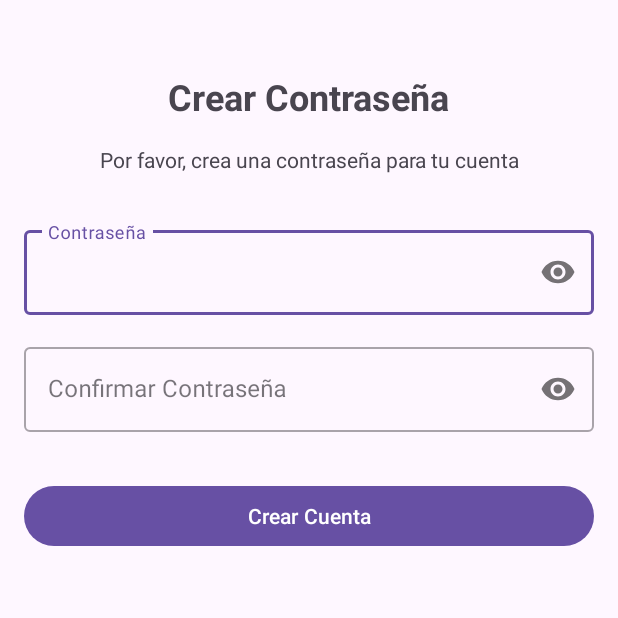
After one commit to Ch3chu5/L6_20202137, an Android app: the CrearPasswordActivity screen opened directly, with no data from a screen before it, on a phone screen of 412 x 824 dp, the top half of it. The commit adds this screen. Run offline under Robolectric (Android 15) with nearby library versions, the phone set to English and light mode, and no system bars; our stand-ins replace Firebase (no records; nobody signed in at launch, a user with empty details on screens opened directly); 1 statement that could not run was skipped.

Commit message:
Sesio con gmail completo con logout y creacion de contraseña

```diff
--- a/app/src/main/AndroidManifest.xml
+++ b/app/src/main/AndroidManifest.xml
@@ -39,6 +39,9 @@
         <activity
             android:name=".PanelPrincipalActivity"
             android:exported="false" />
+        <activity
+            android:name=".CrearPasswordActivity"
+            android:exported="false" />
     </application>
 
 </manifest>
--- /dev/null
+++ b/app/src/main/java/com/example/l6_20202137/CrearPasswordActivity.java
@@ -0,0 +1,188 @@
+package com.example.l6_20202137;
+
+import android.content.Intent;
+import android.os.Bundle;
+import android.util.Log;
+import android.view.View;
+import android.widget.Button;
+import android.widget.Toast;
+
+import androidx.activity.EdgeToEdge;
+import androidx.appcompat.app.AppCompatActivity;
+import androidx.core.graphics.Insets;
+import androidx.core.view.ViewCompat;
+import androidx.core.view.WindowInsetsCompat;
+
+import com.google.android.material.textfield.TextInputEditText;
+import com.google.firebase.auth.AuthCredential;
+import com.google.firebase.auth.EmailAuthProvider;
+import com.google.firebase.auth.FirebaseAuth;
+import com.google.firebase.auth.FirebaseUser;
+import com.google.firebase.firestore.FirebaseFirestore;
+
+import java.util.HashMap;
+import java.util.Map;
+
+public class CrearPasswordActivity extends AppCompatActivity {
+
+    private static final String TAG = "CrearPasswordActivity";
+    private TextInputEditText etPassword, etConfirmPassword;
+    private Button btnCrearPassword;
+
+    // Variables para los datos del usuario recibidos
+    private String userId;
+    private String userEmail;
+    private Map<String, Object> userData;
+
+    private FirebaseFirestore db;
+    private FirebaseAuth mAuth;
+
+    @Override
+    protected void onCreate(Bundle savedInstanceState) {
+        super.onCreate(savedInstanceState);
+        EdgeToEdge.enable(this);
+        setContentView(R.layout.activity_crear_password);
+
+        // Inicializar Firebase
+        db = FirebaseFirestore.getInstance();
+        mAuth = FirebaseAuth.getInstance();
+
+        // Obtener datos del intent
+        userId = getIntent().getStringExtra("user_id");
+        userEmail = getIntent().getStringExtra("user_email");
+        userData = new HashMap<>();
+
+        // Recuperar todos los datos de usuario enviados desde RegistroActivity
+        Bundle extras = getIntent().getExtras();
+        if (extras != null) {
+            for (String key : extras.keySet()) {
+                if (!"user_id".equals(key) && !"user_email".equals(key)) {
+                    Object value = extras.get(key);
+                    if (value != null) {
+                        userData.put(key, value);
+                    }
+                }
+            }
+        }
+
+        if (userId == null || userEmail == null) {
+            // Si no hay ID de usuario o correo, regresar a la pantalla principal
+            Toast.makeText(this, "Error: No se pudo obtener la información del usuario", Toast.LENGTH_LONG).show();
+            finish();
+            return;
+        }
+
+        // Inicializar vistas
+        etPassword = findViewById(R.id.etPassword);
+        etConfirmPassword = findViewById(R.id.etConfirmPassword);
+        btnCrearPassword = findViewById(R.id.btnCrearPassword);
+
+        // Configurar el botón de creación de contraseña
+        btnCrearPassword.setOnClickListener(new View.OnClickListener() {
+            @Override
+            public void onClick(View v) {
+                if (validarContraseñas()) {
+                    guardarContraseñaUsuario();
+                }
+            }
+        });
+
+        ViewCompat.setOnApplyWindowInsetsListener(findViewById(R.id.main), (v, insets) -> {
+            Insets systemBars = insets.getInsets(WindowInsetsCompat.Type.systemBars());
+            v.setPadding(systemBars.left, systemBars.top, systemBars.right, systemBars.bottom);
+            return insets;
+        });
+    }
+
+    private boolean validarContraseñas() {
+        String password = etPassword.getText().toString().trim();
+        String confirmPassword = etConfirmPassword.getText().toString().trim();
+
+        // Verificar que las contraseñas no estén vacías
+        if (password.isEmpty()) {
+            etPassword.setError("La contraseña es obligatoria");
+            return false;
+        }
+
+        if (confirmPassword.isEmpty()) {
+            etConfirmPassword.setError("Debe confirmar la contraseña");
+            return false;
+        }
+
+        // Verificar que las contraseñas coincidan
+        if (!password.equals(confirmPassword)) {
+            etConfirmPassword.setError("Las contraseñas no coinciden");
+            return false;
+        }
+
+        return true;
+    }
+
+    private void guardarContraseñaUsuario() {
+        String password = etPassword.getText().toString().trim();
+
+        // Mostrar mensaje de carga
+        Toast.makeText(this, "Guardando información...", Toast.LENGTH_SHORT).show();
+
+        FirebaseUser currentUser = mAuth.getCurrentUser();
+        if (currentUser != null && userEmail.equals(currentUser.getEmail())) {
+            // El usuario ya está autenticado, solo necesitamos vincular la contraseña
+            vincularContraseña(currentUser, password);
+        } else {
+            // Podría ser necesario reautenticar o manejar algún caso especial
+            Toast.makeText(this, "Error: Las credenciales de usuario no coinciden", Toast.LENGTH_SHORT).show();
+        }
+    }
+
+    private void vincularContraseña(FirebaseUser user, String password) {
+        // Crear una credencial con el correo y la nueva contraseña
+        AuthCredential credential = EmailAuthProvider.getCredential(userEmail, password);
+
+        // Vincular esta credencial a la cuenta del usuario
+        user.linkWithCredential(credential)
+            .addOnCompleteListener(task -> {
+                if (task.isSuccessful()) {
+                    Log.d(TAG, "Usuario vinculado correctamente con correo/contraseña");
+
+                    // Ahora guardamos los datos del usuario en Firestore, pero SIN la contraseña
+                    guardarDatosUsuarioEnFirestore();
+                } else {
+                    Log.e(TAG, "Error al vincular usuario con correo/contraseña", task.getException());
+                    Toast.makeText(CrearPasswordActivity.this,
+                        "Error al establecer la contraseña: " + task.getException().getMessage(),
+                        Toast.LENGTH_LONG).show();
+                }
+            });
+    }
+
+    private void guardarDatosUsuarioEnFirestore() {
+        // Agregar el estado de sesión al mapa de datos (la contraseña NO se guarda aquí)
+        userData.put("sesion", "si");  // Actualizamos el estado a "si"
+
+        // Preservar el correo si está disponible
+        if (userEmail != null && !userEmail.isEmpty()) {
+            userData.put("correo", userEmail);
+        }
+
+        Log.d(TAG, "Guardando datos para el usuario con ID: " + userId);
+
+        // Guardar datos en Firestore (sin la contraseña)
+        db.collection("usuarios").document(userId)
+            .set(userData)
+            .addOnSuccessListener(aVoid -> {
+                Log.d(TAG, "Datos de usuario guardados correctamente");
+                Toast.makeText(CrearPasswordActivity.this, "Cuenta creada con éxito", Toast.LENGTH_SHORT).show();
+
+                // Redirigir al usuario al panel principal
+                Intent intent = new Intent(CrearPasswordActivity.this, PanelPrincipalActivity.class);
+                intent.setFlags(Intent.FLAG_ACTIVITY_NEW_TASK | Intent.FLAG_ACTIVITY_CLEAR_TASK);
+                startActivity(intent);
+                finish();
+            })
+            .addOnFailureListener(e -> {
+                Log.e(TAG, "Error al guardar los datos del usuario", e);
+                Toast.makeText(CrearPasswordActivity.this, "Error al completar el registro: " + e.getMessage(),
+                        Toast.LENGTH_LONG).show();
+            });
+    }
+}
--- /dev/null
+++ b/app/src/main/res/layout/activity_crear_password.xml
@@ -0,0 +1,82 @@
+<?xml version="1.0" encoding="utf-8"?>
+<androidx.constraintlayout.widget.ConstraintLayout xmlns:android="http://schemas.android.com/apk/res/android"
+    xmlns:app="http://schemas.android.com/apk/res-auto"
+    xmlns:tools="http://schemas.android.com/tools"
+    android:id="@+id/main"
+    android:layout_width="match_parent"
+    android:layout_height="match_parent"
+    android:padding="16dp"
+    tools:context=".CrearPasswordActivity">
+
+    <TextView
+        android:id="@+id/tvTitulo"
+        android:layout_width="wrap_content"
+        android:layout_height="wrap_content"
+        android:text="Crear Contraseña"
+        android:textSize="24sp"
+        android:textStyle="bold"
+        android:layout_marginTop="32dp"
+        app:layout_constraintTop_toTopOf="parent"
+        app:layout_constraintStart_toStartOf="parent"
+        app:layout_constraintEnd_toEndOf="parent" />
+
+    <TextView
+        android:id="@+id/tvInstrucciones"
+        android:layout_width="match_parent"
+        android:layout_height="wrap_content"
+        android:text="Por favor, crea una contraseña para tu cuenta"
+        android:textAlignment="center"
+        android:layout_marginTop="16dp"
+        app:layout_constraintTop_toBottomOf="@id/tvTitulo"
+        app:layout_constraintStart_toStartOf="parent"
+        app:layout_constraintEnd_toEndOf="parent" />
+
+    <com.google.android.material.textfield.TextInputLayout
+        android:id="@+id/tilPassword"
+        android:layout_width="match_parent"
+        android:layout_height="wrap_content"
+        android:layout_marginTop="32dp"
+        android:hint="Contraseña"
+        app:passwordToggleEnabled="true"
+        style="@style/Widget.MaterialComponents.TextInputLayout.OutlinedBox"
+        app:layout_constraintTop_toBottomOf="@id/tvInstrucciones"
+        app:layout_constraintStart_toStartOf="parent"
+        app:layout_constraintEnd_toEndOf="parent">
+
+        <com.google.android.material.textfield.TextInputEditText
+            android:id="@+id/etPassword"
+            android:layout_width="match_parent"
+            android:layout_height="wrap_content"
+            android:inputType="textPassword" />
+    </com.google.android.material.textfield.TextInputLayout>
+
+    <com.google.android.material.textfield.TextInputLayout
+        android:id="@+id/tilConfirmPassword"
+        android:layout_width="match_parent"
+        android:layout_height="wrap_content"
+        android:layout_marginTop="16dp"
+        android:hint="Confirmar Contraseña"
+        app:passwordToggleEnabled="true"
+        style="@style/Widget.MaterialComponents.TextInputLayout.OutlinedBox"
+        app:layout_constraintTop_toBottomOf="@id/tilPassword"
+        app:layout_constraintStart_toStartOf="parent"
+        app:layout_constraintEnd_toEndOf="parent">
+
+        <com.google.android.material.textfield.TextInputEditText
+            android:id="@+id/etConfirmPassword"
+            android:layout_width="match_parent"
+            android:layout_height="wrap_content"
+            android:inputType="textPassword" />
+    </com.google.android.material.textfield.TextInputLayout>
+
+    <Button
+        android:id="@+id/btnCrearPassword"
+        android:layout_width="match_parent"
+        android:layout_height="wrap_content"
+        android:text="Crear Cuenta"
+        android:layout_marginTop="32dp"
+        app:layout_constraintTop_toBottomOf="@id/tilConfirmPassword"
+        app:layout_constraintStart_toStartOf="parent"
+        app:layout_constraintEnd_toEndOf="parent" />
+
+</androidx.constraintlayout.widget.ConstraintLayout>
```
Also changed, not shown: app/src/main/java/com/example/l6_20202137/MainActivity.java (+36 -10 lines), app/src/main/java/com/example/l6_20202137/PanelPrincipalActivity.java (+28 -4 lines), app/src/main/java/com/example/l6_20202137/RegistroActivity.java (+13 -35 lines).
